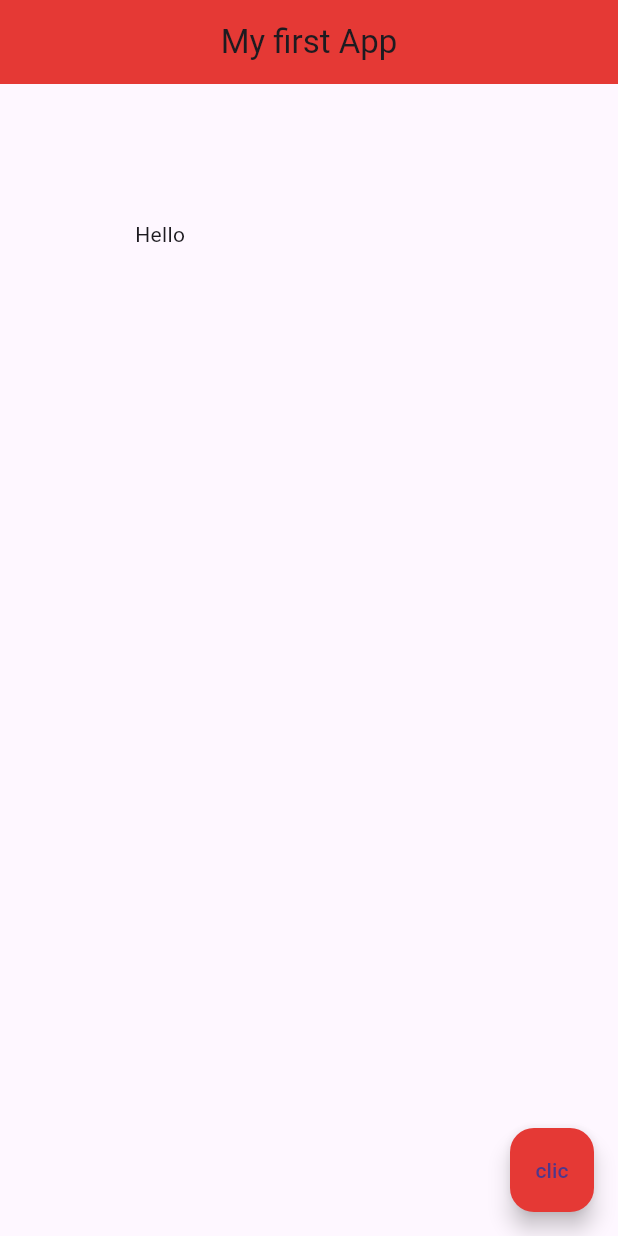
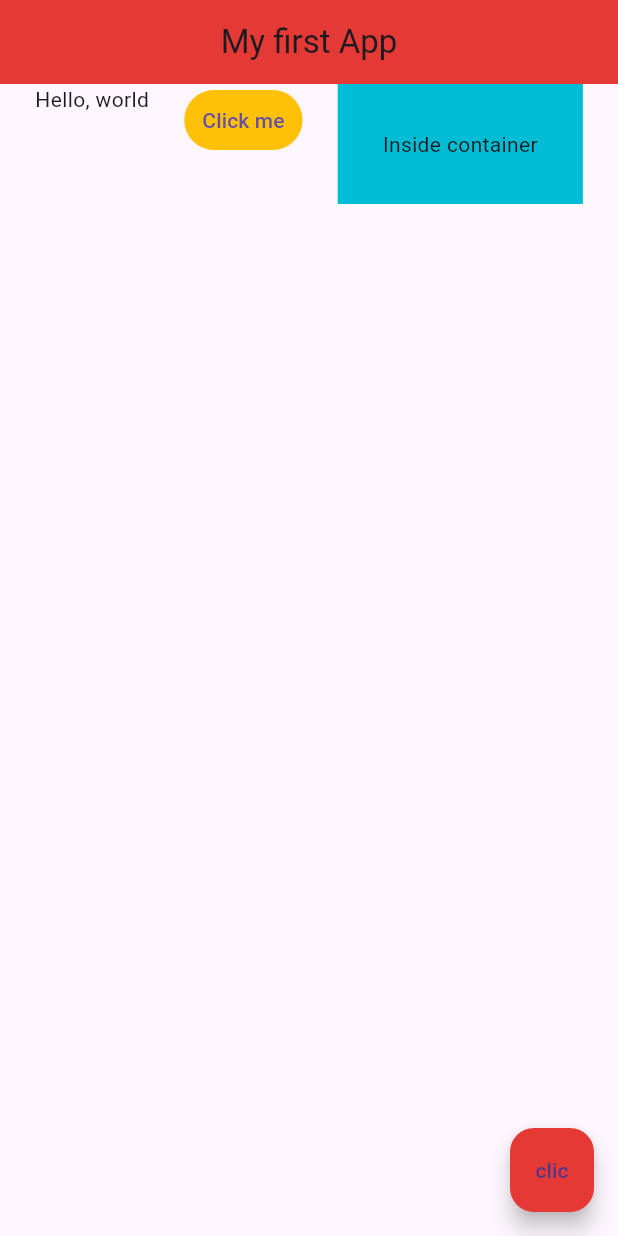
Before and after one commit to juansgt/flutter-for-beginners, a Flutter app: the screen it shows after launch, on a phone screen of 412 x 824 dp. Run offline on Flutter 3.47's test engine with Material 3 defaults, Android fonts, the phone set to English and light mode, and no system bars.

Commit message:
Añadido el Widget Row, agrupando en una fila distintos widgets, con la posibilidad de manejar distintas propiedades de colocación a nivel de dicha fila

```diff
--- a/lib/main.dart
+++ b/lib/main.dart
@@ -13,9 +13,24 @@ class Home extends StatelessWidget {
         centerTitle: true,
         backgroundColor: Colors.red[600],
       ),
-      body: Padding(
-        padding: EdgeInsets.all(90),
-        child: Text('Hello'),
+      body: Row(
+        mainAxisAlignment: MainAxisAlignment.spaceEvenly,
+        crossAxisAlignment: CrossAxisAlignment.start,
+        children: <Widget>[
+          Text('Hello, world'),
+          TextButton(
+            onPressed: foo,
+            style: TextButton.styleFrom(
+              backgroundColor: Colors.amber
+            ),
+            child: Text('Click me'),
+          ),
+          Container(
+              color: Colors.cyan,
+              padding: EdgeInsets.all(30),
+              child: Text('Inside container'),
+          ),
+        ],
       ),
       floatingActionButton: getFloatingActionButton()
     );
```
